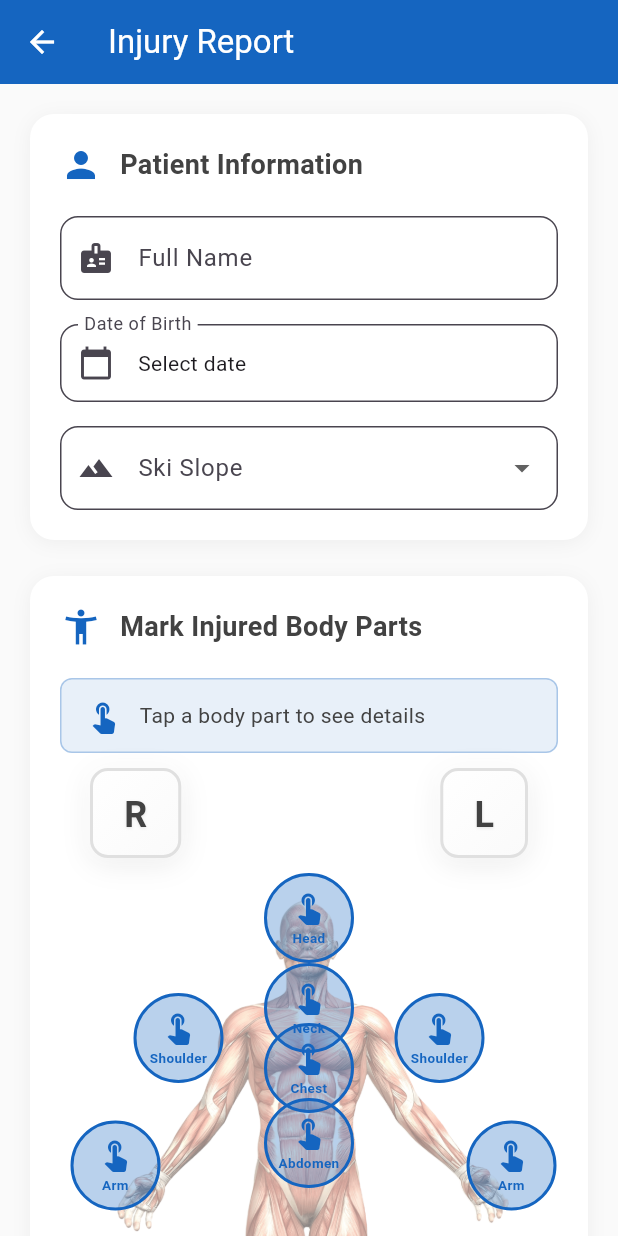
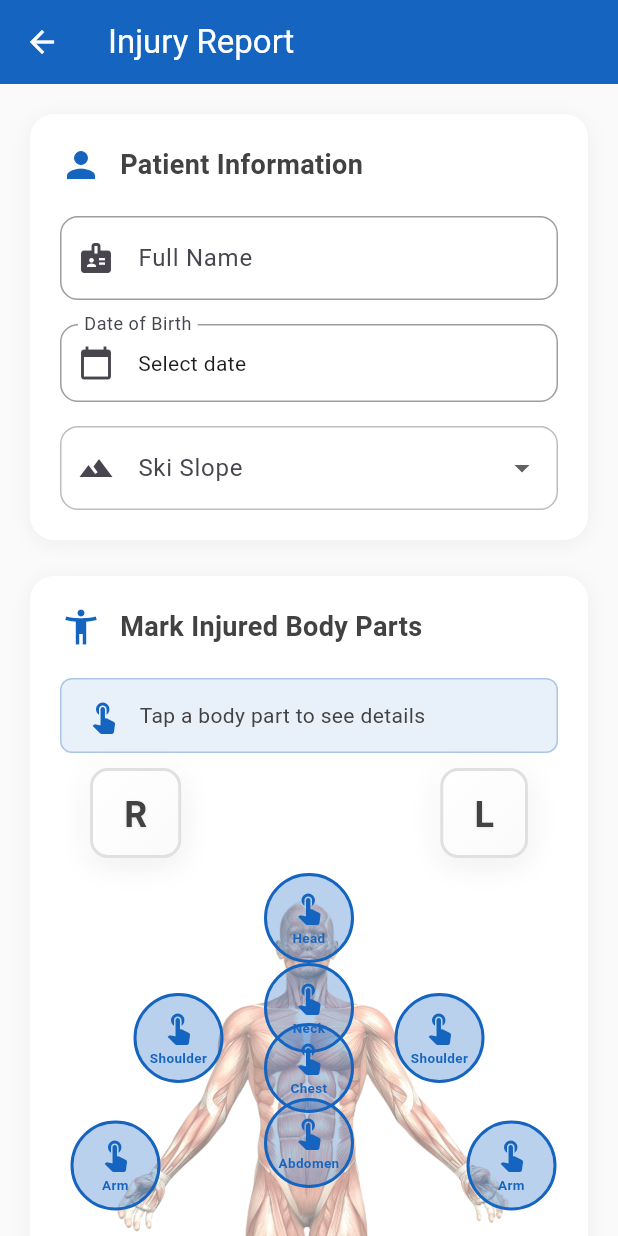
Before and after one commit to Gjoce/mountain-rescue-app, a Flutter app: the InjuryRegistrationScreen screen opened directly, on a phone screen of 412 x 824 dp. Run offline on Flutter 3.47's test engine with Material 3 defaults, Android fonts, the light colour scheme and no system bars; our stand-ins replace cloud_firestore, firebase_auth, firebase_core, flutter_riverpod, image_picker, pdf and 1 more; accounts and stored records are empty.

Commit message:
feat(fe): Redesign dropdown for ski slope and injury type
Added Redesign dropdown for ski slope and injury type.

Closes #6

```diff
--- a/mountain_rescue/lib/features/injuries/register_injury.dart
+++ b/mountain_rescue/lib/features/injuries/register_injury.dart
@@ -217,22 +217,41 @@ class _InjuryRegistrationScreenState
     showDialog(
       context: context,
       builder: (ctx) => AlertDialog(
+        backgroundColor: Colors.white,
         shape: RoundedRectangleBorder(borderRadius: BorderRadius.circular(16)),
-        title: Text('Injury Type - $bodyPart'),
-        content: RadioGroup<String>(
+        title: Text(
+          'Injury Type - $bodyPart',
+          style: const TextStyle(
+            color: Colors.black,
+            fontWeight: FontWeight.bold,
+          ),
+        ),
+        content: Theme(
+          data: Theme.of(context).copyWith(
+            radioTheme: RadioThemeData(
+              fillColor: WidgetStateProperty.all(const Color(0xFF1565C0)),
+            ),
+          ),
+          child: RadioGroup<String>(
             groupValue: _injuryTypes[bodyPart],
             onChanged: (value) {
               setState(() {
                 _injuryTypes[bodyPart] = value!;
               });
-            if (!mounted) return;
               Navigator.pop(ctx);
             },
             child: Column(
               mainAxisSize: MainAxisSize.min,
               children: _injuryTypeOptions.map((type) {
-              return RadioListTile<String>(value: type, title: Text(type));
+                return RadioListTile<String>(
+                  value: type,
+                  title: Text(
+                    type,
+                    style: const TextStyle(color: Colors.black),
+                  ),
+                );
               }).toList(),
+            ),
           ),
         ),
       ),
@@ -349,14 +368,28 @@ class _InjuryRegistrationScreenState
                     controller: _nameController,
                     decoration: InputDecoration(
                       labelText: 'Full Name',
+                      floatingLabelStyle: const TextStyle(
+                        color: Color(0xFF1565C0),
+                      ),
                       prefixIcon: const Icon(Icons.badge),
                       border: OutlineInputBorder(
                         borderRadius: BorderRadius.circular(12),
                       ),
+                      enabledBorder: OutlineInputBorder(
+                        borderRadius: BorderRadius.circular(12),
+                        borderSide: BorderSide(
+                          color: isDark ? Color(0xFF2A2A2A) : Colors.grey,
+                        ),
+                      ),
+                      focusedBorder: const OutlineInputBorder(
+                        borderRadius: BorderRadius.all(Radius.circular(12)),
+                        borderSide: BorderSide(
+                          color: Color(0xFF1565C0),
+                          width: 2,
+                        ),
+                      ),
                       filled: true,
-                      fillColor: isDark
-                          ? const Color(0xFF2A2A2A)
-                          : Colors.white,
+                      fillColor: isDark ? Color(0xFF2A2A2A) : Colors.white,
                     ),
                     validator: (v) => v?.isEmpty ?? true ? 'Required' : null,
                   ),
@@ -371,10 +404,21 @@ class _InjuryRegistrationScreenState
                         border: OutlineInputBorder(
                           borderRadius: BorderRadius.circular(12),
                         ),
+                        enabledBorder: OutlineInputBorder(
+                          borderRadius: BorderRadius.circular(12),
+                          borderSide: BorderSide(
+                            color: isDark ? Colors.grey : Colors.grey,
+                          ),
+                        ),
+                        focusedBorder: const OutlineInputBorder(
+                          borderRadius: BorderRadius.all(Radius.circular(12)),
+                          borderSide: BorderSide(
+                            color: Color(0xFF1565C0),
+                            width: 2,
+                          ),
+                        ),
                         filled: true,
-                        fillColor: isDark
-                            ? const Color(0xFF2A2A2A)
-                            : Colors.white,
+                        fillColor: isDark ? Color(0xFF2A2A2A) : Colors.white,
                       ),
                       child: Text(
                         _birthDate == null
@@ -383,8 +427,20 @@ class _InjuryRegistrationScreenState
                       ),
                     ),
                   ),
+
                   const SizedBox(height: 16),
-                  DropdownButtonFormField<String>(
+
+                  Theme(
+                    data: Theme.of(context).copyWith(
+                      canvasColor: isDark
+                          ? const Color(0xFF2A2A2A)
+                          : Colors.white,
+                      colorScheme: Theme.of(context).colorScheme.copyWith(
+                        primary: const Color(0xFF1565C0),
+                        onSurface: isDark ? Colors.white : Colors.black,
+                      ),
+                    ),
+                    child: DropdownButtonFormField<String>(
                       initialValue: _selectedSkiRun,
                       decoration: InputDecoration(
                         labelText: 'Ski Slope',
@@ -396,12 +452,26 @@ class _InjuryRegistrationScreenState
                         fillColor: isDark
                             ? const Color(0xFF2A2A2A)
                             : Colors.white,
+                        enabledBorder: OutlineInputBorder(
+                          borderRadius: BorderRadius.circular(12),
+                          borderSide: BorderSide(
+                            color: isDark ? Colors.grey : Colors.grey.shade400,
+                          ),
+                        ),
+                        focusedBorder: OutlineInputBorder(
+                          borderRadius: BorderRadius.circular(12),
+                          borderSide: const BorderSide(
+                            color: Color(0xFF1565C0),
+                            width: 2,
+                          ),
+                        ),
                       ),
                       items: _skiRuns.map((run) {
                         return DropdownMenuItem(value: run, child: Text(run));
                       }).toList(),
                       onChanged: (v) => setState(() => _selectedSkiRun = v),
                       validator: (v) => v == null ? 'Required' : null,
+                    ),
                   ),
                 ],
               ),
@@ -529,7 +599,24 @@ class _InjuryRegistrationScreenState
                 title: 'Injury Severity',
                 icon: Icons.warning_amber,
                 children: [
-                  DropdownButtonFormField<String>(
+                  Theme(
+                    data: Theme.of(context).copyWith(
+                      canvasColor: isDark
+                          ? const Color(0xFF2A2A2A)
+                          : Colors.white,
+                      dropdownMenuTheme: DropdownMenuThemeData(
+                        inputDecorationTheme: InputDecorationTheme(
+                          border: OutlineInputBorder(
+                            borderRadius: BorderRadius.circular(12),
+                          ),
+                        ),
+                      ),
+                      colorScheme: Theme.of(context).colorScheme.copyWith(
+                        primary: const Color(0xFF1565C0),
+                        onSurface: isDark ? Colors.white : Colors.black,
+                      ),
+                    ),
+                    child: DropdownButtonFormField<String>(
                       initialValue: _selectedSeverity,
                       decoration: InputDecoration(
                         labelText: 'Severity',
@@ -551,6 +638,7 @@ class _InjuryRegistrationScreenState
                           .toList(),
                       onChanged: (v) => setState(() => _selectedSeverity = v),
                       validator: (v) => v == null ? 'Required' : null,
+                    ),
                   ),
                 ],
               ),
```
Lines whose indentation alone changed are shown as unchanged.
